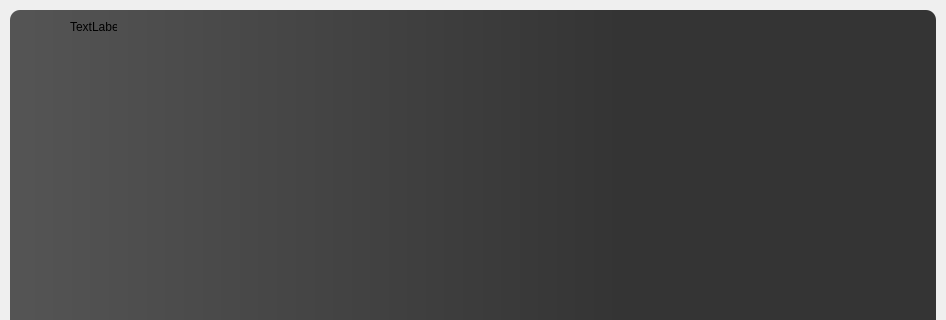
Before: the Qt Designer form ui_main.ui in HSU-S21-CS232/P03-mc683, drawn with Qt 5; both pictures show x 0 to 946 and y 0 to 320 of the 946 by 628 pixel window.
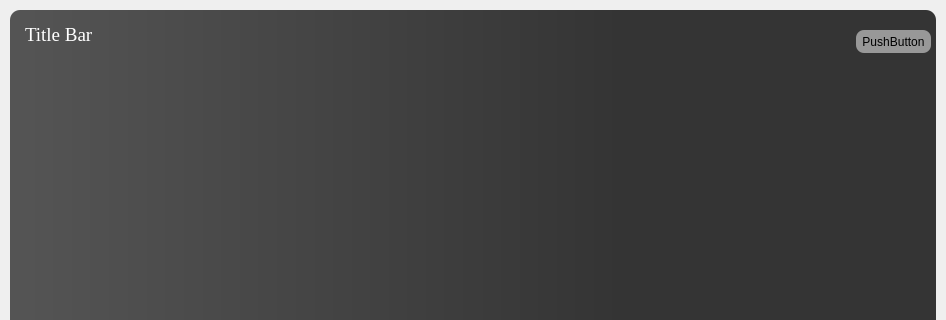
After: the same form once the commit is applied.

Commit message: Added a pushbutton and gave it color and hover over color.

The edit to the form file:
```diff
--- a/ui_main.ui
+++ b/ui_main.ui
@@ -93,25 +93,51 @@
           </property>
           <item>
            <widget class="QFrame" name="frame_title">
+            <property name="font">
+             <font>
+              <family>Microsoft YaHei Light</family>
+              <pointsize>14</pointsize>
+             </font>
+            </property>
             <property name="frameShape">
              <enum>QFrame::StyledPanel</enum>
             </property>
             <property name="frameShadow">
              <enum>QFrame::Raised</enum>
             </property>
-            <widget class="QLabel" name="label">
-             <property name="geometry">
-              <rect>
-               <x>60</x>
-               <y>10</y>
-               <width>47</width>
-               <height>13</height>
-              </rect>
+            <layout class="QVBoxLayout" name="verticalLayout_2">
+             <property name="spacing">
+              <number>0</number>
              </property>
-             <property name="text">
-              <string>TextLabel</string>
+             <property name="leftMargin">
+              <number>15</number>
              </property>
-            </widget>
+             <property name="topMargin">
+              <number>0</number>
+             </property>
+             <property name="rightMargin">
+              <number>0</number>
+             </property>
+             <property name="bottomMargin">
+              <number>0</number>
+             </property>
+             <item>
+              <widget class="QLabel" name="label_title">
+               <property name="font">
+                <font>
+                 <family>Times New Roman</family>
+                 <pointsize>14</pointsize>
+                </font>
+               </property>
+               <property name="styleSheet">
+                <string notr="true">color: rgb(255, 255, 255);</string>
+               </property>
+               <property name="text">
+                <string>Title Bar</string>
+               </property>
+              </widget>
+             </item>
+            </layout>
            </widget>
           </item>
           <item>
@@ -128,6 +154,29 @@
             <property name="frameShadow">
              <enum>QFrame::Raised</enum>
             </property>
+            <widget class="QPushButton" name="btn_maximize">
+             <property name="geometry">
+              <rect>
+               <x>20</x>
+               <y>20</y>
+               <width>75</width>
+               <height>23</height>
+              </rect>
+             </property>
+             <property name="styleSheet">
+              <string notr="true">QPushButton {
+	border:none;
+	border-radius:8px;
+	background-color: rgb(152, 152, 152);
+}
+QPushButton:hover {
+	background-color: rgb(142, 142, 142);
+}</string>
+             </property>
+             <property name="text">
+              <string>PushButton</string>
+             </property>
+            </widget>
            </widget>
           </item>
          </layout>
```
